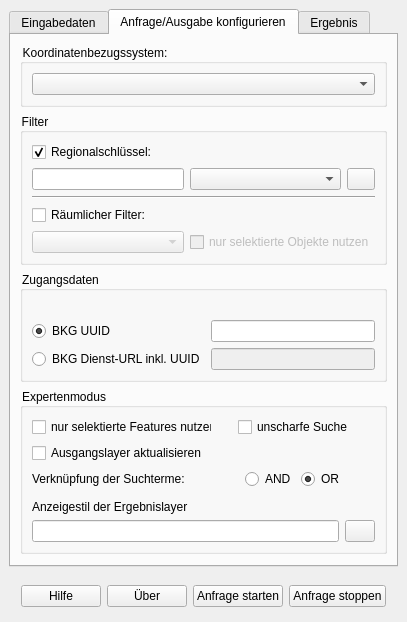
First picture: the form in interface/ui/main_dockwidget.ui, repository de-bkg/qgis-geocoder, before the edit.
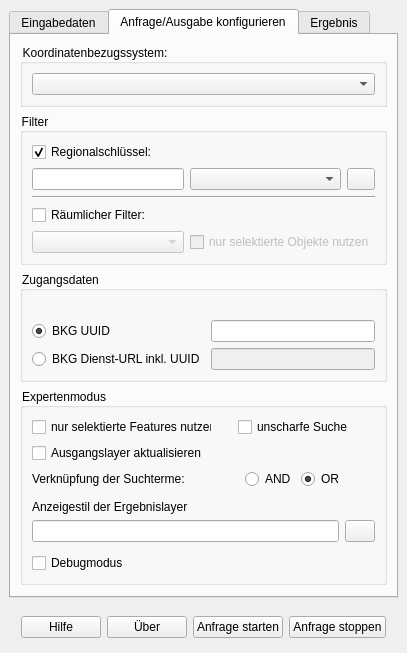
Second picture: the form after the edit. The open tabs and pages were chosen to show the change. Icons and pictures are not drawn. Custom widgets are drawn as their Qt base class.

Commit message: debug log option, geocoder returns Reply objects instead of feature list, closes #14

What changed in the file:
```diff
--- a/interface/ui/main_dockwidget.ui
+++ b/interface/ui/main_dockwidget.ui
@@ -921,6 +921,47 @@
              </item>
             </layout>
            </item>
+           <item>
+            <spacer name="verticalSpacer_4">
+             <property name="orientation">
+              <enum>Qt::Vertical</enum>
+             </property>
+             <property name="sizeType">
+              <enum>QSizePolicy::Fixed</enum>
+             </property>
+             <property name="sizeHint" stdset="0">
+              <size>
+               <width>20</width>
+               <height>5</height>
+              </size>
+             </property>
+            </spacer>
+           </item>
+           <item>
+            <widget class="QCheckBox" name="debug_check">
+             <property name="sizePolicy">
+              <sizepolicy hsizetype="Minimum" vsizetype="Fixed">
+               <horstretch>0</horstretch>
+               <verstretch>0</verstretch>
+              </sizepolicy>
+             </property>
+             <property name="minimumSize">
+              <size>
+               <width>180</width>
+               <height>0</height>
+              </size>
+             </property>
+             <property name="toolTip">
+              <string>&lt;p&gt;Bei aktiviertem Debugmodus werden zusätzliche Nachrichten im QGIS-Protokoll angezeigt. (Knopf &quot;Meldungen&quot; ganz rechts unten im QGIS-Interface)&lt;/p&gt;</string>
+             </property>
+             <property name="layoutDirection">
+              <enum>Qt::LeftToRight</enum>
+             </property>
+             <property name="text">
+              <string>Debugmodus</string>
+             </property>
+            </widget>
+           </item>
           </layout>
          </widget>
         </item>
```
Left out of the diff: 4 changed lines with no effect on the pictures. The commit also changes 5 other files.
